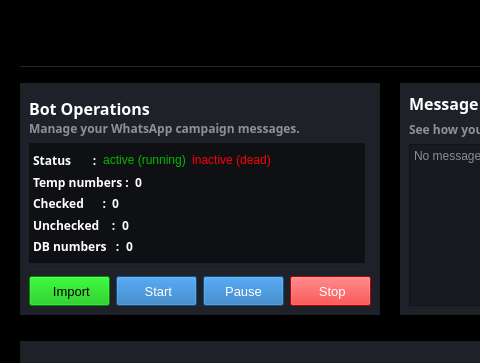
alasgarovs/Octo, file gui/main.ui: the form before one commit; both pictures show x 0 to 480 and y 0 to 363 of the 800 by 598 pixel window.
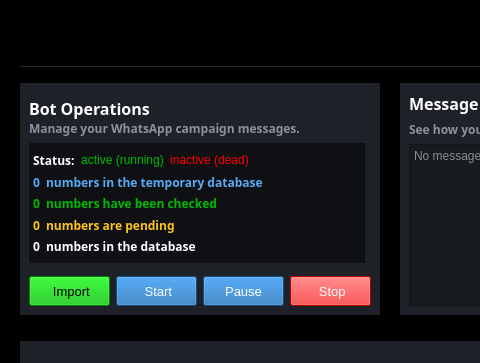
The form after the commit. Icons and pictures are not drawn.

Commit message: feat: design bot operations GUI

Diff of the .ui file:
```diff
--- a/gui/main.ui
+++ b/gui/main.ui
@@ -473,7 +473,7 @@
                    <string notr="true">color: rgb(255, 255, 255);</string>
                   </property>
                   <property name="text">
-                   <string>Status       :</string>
+                   <string>Status:</string>
                   </property>
                  </widget>
                 </item>
@@ -566,23 +566,6 @@
               </item>
               <item>
                <layout class="QHBoxLayout" name="horizontalLayout_13">
-                <item>
-                 <widget class="QLabel" name="temp_numbers">
-                  <property name="font">
-                   <font>
-                    <family>Adwaita Mono</family>
-                    <pointsize>9</pointsize>
-                    <bold>true</bold>
-                   </font>
-                  </property>
-                  <property name="styleSheet">
-                   <string notr="true">color: rgb(255, 255, 255);</string>
-                  </property>
-                  <property name="text">
-                   <string>Temp numbers :</string>
-                  </property>
-                 </widget>
-                </item>
                 <item>
                  <widget class="QLabel" name="label_temp_numbers">
                   <property name="font">
@@ -593,13 +576,30 @@
                    </font>
                   </property>
                   <property name="styleSheet">
-                   <string notr="true">color: rgb(255, 255, 255);</string>
+                   <string notr="true">color: #58ABF3;</string>
                   </property>
                   <property name="text">
                    <string>0</string>
                   </property>
                  </widget>
                 </item>
+                <item>
+                 <widget class="QLabel" name="temp_numbers">
+                  <property name="font">
+                   <font>
+                    <family>Adwaita Mono</family>
+                    <pointsize>9</pointsize>
+                    <bold>true</bold>
+                   </font>
+                  </property>
+                  <property name="styleSheet">
+                   <string notr="true">color: #58ABF3;</string>
+                  </property>
+                  <property name="text">
+                   <string>numbers in the temporary database</string>
+                  </property>
+                 </widget>
+                </item>
                 <item>
                  <spacer name="horizontalSpacer_2">
                   <property name="orientation">
@@ -617,23 +617,6 @@
               </item>
               <item>
                <layout class="QHBoxLayout" name="horizontalLayout_14">
-                <item>
-                 <widget class="QLabel" name="checked">
-                  <property name="font">
-                   <font>
-                    <family>Adwaita Mono</family>
-                    <pointsize>9</pointsize>
-                    <bold>true</bold>
-                   </font>
-                  </property>
-                  <property name="styleSheet">
-                   <string notr="true">color: rgb(255, 255, 255);</string>
-                  </property>
-                  <property name="text">
-                   <string>Checked      :</string>
-                  </property>
-                 </widget>
-                </item>
                 <item>
                  <widget class="QLabel" name="label_checked">
                   <property name="font">
@@ -644,13 +627,30 @@
                    </font>
                   </property>
                   <property name="styleSheet">
-                   <string notr="true">color: rgb(255, 255, 255);</string>
+                   <string notr="true">color:#00BA00;</string>
                   </property>
                   <property name="text">
                    <string>0</string>
                   </property>
                  </widget>
                 </item>
+                <item>
+                 <widget class="QLabel" name="checked">
+                  <property name="font">
+                   <font>
+                    <family>Adwaita Mono</family>
+                    <pointsize>9</pointsize>
+                    <bold>true</bold>
+                   </font>
+                  </property>
+                  <property name="styleSheet">
+                   <string notr="true">color:#00BA00;</string>
+                  </property>
+                  <property name="text">
+                   <string>numbers have been checked</string>
+                  </property>
+                 </widget>
+                </item>
                 <item>
                  <spacer name="horizontalSpacer_4">
                   <property name="orientation">
@@ -678,10 +678,10 @@
                    </font>
                   </property>
                   <property name="styleSheet">
-                   <string notr="true">color: rgb(255, 255, 255);</string>
+                   <string notr="true">color: rgb(255, 197, 24);</string>
                   </property>
                   <property name="text">
-                   <string>Unchecked    :</string>
+                   <string>0</string>
                   </property>
                  </widget>
                 </item>
@@ -695,10 +695,10 @@
                    </font>
                   </property>
                   <property name="styleSheet">
-                   <string notr="true">color: rgb(255, 255, 255);</string>
+                   <string notr="true">color: rgb(255, 197, 24);</string>
                   </property>
                   <property name="text">
-                   <string>0</string>
+                   <string>numbers are pending</string>
                   </property>
                  </widget>
                 </item>
@@ -719,23 +719,6 @@
               </item>
               <item>
                <layout class="QHBoxLayout" name="horizontalLayout_17">
-                <item>
-                 <widget class="QLabel" name="DB_numbers">
-                  <property name="font">
-                   <font>
-                    <family>Adwaita Mono</family>
-                    <pointsize>9</pointsize>
-                    <bold>true</bold>
-                   </font>
-                  </property>
-                  <property name="styleSheet">
-                   <string notr="true">color: rgb(255, 255, 255);</string>
-                  </property>
-                  <property name="text">
-                   <string>DB numbers   :</string>
-                  </property>
-                 </widget>
-                </item>
                 <item>
                  <widget class="QLabel" name="label_DB_numbers">
                   <property name="font">
@@ -753,6 +736,23 @@
                   </property>
                  </widget>
                 </item>
+                <item>
+                 <widget class="QLabel" name="DB_numbers">
+                  <property name="font">
+                   <font>
+                    <family>Adwaita Mono</family>
+                    <pointsize>9</pointsize>
+                    <bold>true</bold>
+                   </font>
+                  </property>
+                  <property name="styleSheet">
+                   <string notr="true">color: rgb(255, 255, 255);</string>
+                  </property>
+                  <property name="text">
+                   <string>numbers in the database</string>
+                  </property>
+                 </widget>
+                </item>
                 <item>
                  <spacer name="horizontalSpacer_8">
                   <property name="orientation">
```
Left out of the diff: 4 changed lines with no effect on the pictures.
